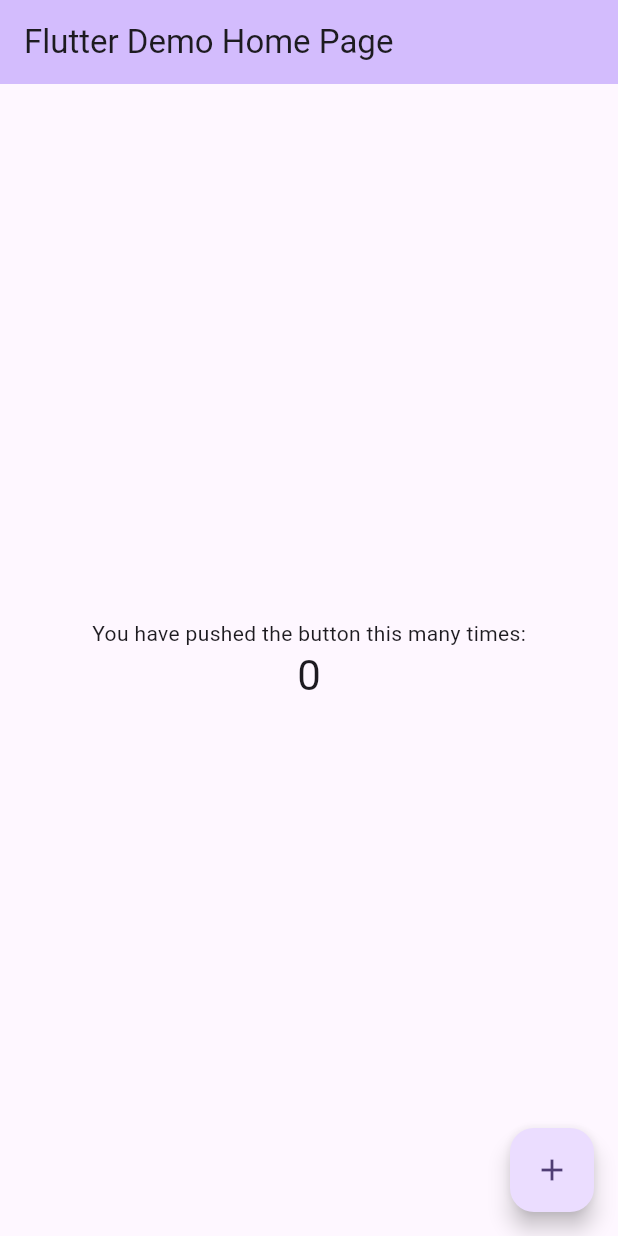
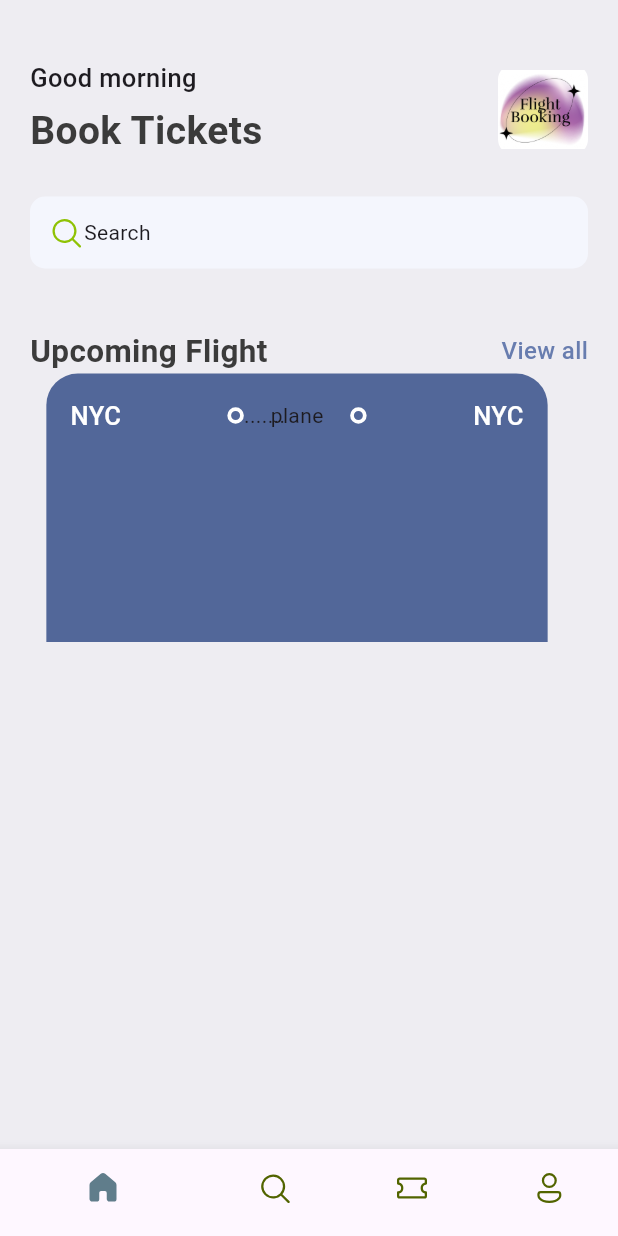
Before and after one commit to Bra-Gabby-Marshal/Flutter-Ticket-App, a Flutter app: the screen it shows after launch, on a phone screen of 412 x 824 dp. Run offline on Flutter 3.47's test engine with Material 3 defaults, Android fonts, the phone set to English and light mode, and no system bars; our stand-ins replace device_preview, fluentui_icons.

Commit message:
new update

```diff
--- a/lib/base/bottom_nav_bar.dart
+++ b/lib/base/bottom_nav_bar.dart
@@ -0,0 +1,76 @@
+import 'package:fluentui_icons/fluentui_icons.dart';
+import 'package:flutter/cupertino.dart';
+import 'package:flutter/material.dart';
+import 'package:my_ticket_app/screens/home_screen.dart';
+
+class BottomNavBar extends StatefulWidget {
+  const BottomNavBar({super.key});
+
+  @override
+  State<BottomNavBar> createState() => _BottomNavBarState();
+}
+
+class _BottomNavBarState extends State<BottomNavBar> {
+  // Declaring list for various screens using index
+  final appScreens = [
+    // const Center(child: Text("Home")),
+    const HomeScreen(),
+    const Center(child: Text("Search")),
+    const Center(child: Text("Tickets")),
+    const Center(child: Text("Profile"))
+  ];
+
+  // Change our index for BottomNavBar
+  int _selectedIndex = 0;
+
+  void _onItemTapped(int index){
+    setState(() {
+      _selectedIndex = index;
+    });
+  }
+
+
+  @override
+  Widget build(BuildContext context) {
+    return Scaffold(
+      // appBar: AppBar(
+      //   title: const Center (
+      //     child: Text("My Tickets"),)
+      // ),
+      body: appScreens[_selectedIndex],
+      bottomNavigationBar: BottomNavigationBar(
+        currentIndex: _selectedIndex,
+        onTap: _onItemTapped,
+        selectedItemColor: Colors.blueGrey,
+        unselectedItemColor: const Color(0xFF526400),
+        showSelectedLabels: false,
+        items: const [
+          // BottomNavigationBarItem(icon: Icon(Icons.home), label: "Home"),
+          // BottomNavigationBarItem(icon: Icon(Icons.search), label: "Search"),
+          // BottomNavigationBarItem(icon: Icon(Icons.airplane_ticket), label: "Tickets"),
+          // BottomNavigationBarItem(icon: Icon(Icons.person), label: "Profile"),
+          BottomNavigationBarItem(
+            icon: Icon(FluentSystemIcons.ic_fluent_home_regular),  // Inactive state icon
+            activeIcon: Icon(FluentSystemIcons.ic_fluent_home_filled),  // Active state icon
+            label: "Home",
+          ),
+          BottomNavigationBarItem(
+            icon: Icon(FluentSystemIcons.ic_fluent_search_regular),  // Inactive state icon
+            activeIcon: Icon(FluentSystemIcons.ic_fluent_search_filled),  // Active state icon
+            label: "Search",
+          ),
+          BottomNavigationBarItem(
+            icon: Icon(FluentSystemIcons.ic_fluent_ticket_regular),  // Inactive state icon
+            activeIcon: Icon(FluentSystemIcons.ic_fluent_ticket_filled),  // Active state icon
+            label: "Tickets",
+          ),
+          BottomNavigationBarItem(
+            icon: Icon(FluentSystemIcons.ic_fluent_person_regular),  // Inactive state icon
+            activeIcon: Icon(FluentSystemIcons.ic_fluent_person_filled),  // Active state icon
+            label: "Profile",
+          ),
+        ],
+      ),
+    );
+  }
+}
--- a/lib/base/res/media.dart
+++ b/lib/base/res/media.dart
@@ -0,0 +1,4 @@
+class AppMedia{
+  static const _baseImage = "assets/images";
+  static const logo = '$_baseImage/logo.png';
+}
--- a/lib/base/res/styles/app_styles.dart
+++ b/lib/base/res/styles/app_styles.dart
@@ -0,0 +1,27 @@
+import 'package:flutter/material.dart';
+
+Color primary = const Color(0xFF687daf);
+
+class AppStyles{
+  static Color primaryColor = primary;
+  static Color bgColor = const Color(0xFFeeedf2);
+  static Color textColor = const Color(0xFF3B3B3B);
+  static Color ticketBlue = const Color(0xFF526799);
+  static TextStyle textStyle = TextStyle(
+      fontSize: 16, color: textColor, fontWeight: FontWeight.w500);
+
+  static TextStyle headLineStyle1 = TextStyle(
+      fontSize: 26,
+      fontWeight: FontWeight.bold,
+      color: textColor);
+
+  static TextStyle headLineStyle2 = TextStyle(
+      fontSize: 21,
+      fontWeight: FontWeight.bold,
+      color: textColor
+  );
+  static TextStyle headLineStyle3 = const TextStyle(
+      fontSize: 17,
+      fontWeight: FontWeight.w500
+  );
+}
--- a/lib/base/widgets/app_double_text.dart
+++ b/lib/base/widgets/app_double_text.dart
@@ -0,0 +1,27 @@
+import 'package:flutter/cupertino.dart';
+import 'package:flutter/material.dart';
+import 'package:my_ticket_app/base/res/styles/app_styles.dart';
+
+class AppDoubleText extends StatelessWidget {
+  const AppDoubleText({super.key, required this.bigText, required this.smallText});
+  final String bigText;
+  final String smallText;
+
+  @override
+  Widget build(BuildContext context) {
+    return Row(
+      mainAxisAlignment: MainAxisAlignment.spaceBetween,
+      children: [
+        Text(bigText, style:AppStyles.headLineStyle2),
+        InkWell(
+          onTap: (){
+
+          },
+          child:Text(smallText, style:AppStyles.textStyle.copyWith(
+            color: AppStyles.primaryColor
+          )),
+        )
+      ],
+    );
+  }
+}
--- /dev/null
+++ b/lib/base/widgets/big_dot.dart
@@ -0,0 +1,17 @@
+import 'package:flutter/cupertino.dart';
+import 'package:flutter/material.dart';
+
+class BigDot extends StatelessWidget {
+  const BigDot({super.key});
+
+  @override
+  Widget build(BuildContext context) {
+    return Container(
+      padding: const EdgeInsets.all(3),
+      decoration: BoxDecoration(
+        border: Border.all(width:2.5, color: Colors.white),
+        borderRadius: BorderRadius.circular(20)
+      ),
+    );
+  }
+}
--- a/lib/base/widgets/ticket_view.dart
+++ b/lib/base/widgets/ticket_view.dart
@@ -0,0 +1,49 @@
+import 'package:flutter/cupertino.dart';
+import 'package:flutter/material.dart';
+import 'package:my_ticket_app/base/res/styles/app_styles.dart';
+import 'package:my_ticket_app/base/widgets/big_dot.dart';
+
+class TicketView extends StatelessWidget {
+  const TicketView({super.key});
+
+  @override
+  Widget build(BuildContext context) {
+    final size = MediaQuery.of(context).size; // Size of the mobile screen
+    return SizedBox(// Making the media query dynamic
+      width: size.width*0.85,
+      height: 179,
+      child: Container(
+        margin: const EdgeInsets.only(right: 16),
+        padding: const EdgeInsets.all(16),
+        decoration: BoxDecoration(
+          color: AppStyles.ticketBlue,
+          borderRadius: const BorderRadius.only(topLeft: Radius.circular(21), topRight: Radius.circular(21))
+        ),
+        child: Column(
+          children: [
+            Row(
+              children: [
+                Text(
+                  "NYC", style: AppStyles.headLineStyle3.copyWith(color: Colors.white),
+                ),
+                Expanded(child: Container()),
+                const BigDot(),
+                Expanded(child: Stack(children: [
+                  SizedBox(
+                    child: Text("......."),
+                  ),
+                  Center(child: Text("plane"),)
+                ],)),
+                const BigDot(),
+                Expanded(child: Container()),
+                Text(
+                  "NYC", style: AppStyles.headLineStyle3.copyWith(color: Colors.white),
+                ),
+              ],
+            )
+          ],
+        ),
+      ),
+    );
+  }
+}
--- a/lib/main.dart
+++ b/lib/main.dart
@@ -1,62 +1,24 @@
 import 'package:device_preview/device_preview.dart';
 import 'package:flutter/material.dart';
+import 'package:my_ticket_app/base/bottom_nav_bar.dart';
 
 void main() {
-  // runApp(
-  //     const MyApp()
-  // );
-
-  runApp(
-      DevicePreview(
-          builder: (context) =>
-              MyApp()
-      )
-  );
+  runApp(DevicePreview(builder: (context) => const MyApp()));
 }
 
 class MyApp extends StatelessWidget {
   const MyApp({super.key});
 
-  // This widget is the root of your application.
   @override
   Widget build(BuildContext context) {
-    return MaterialApp(
-      title: 'Flutter Demo',
-      theme: ThemeData(
-        // This is the theme of your application.
-        //
-        // TRY THIS: Try running your application with "flutter run". You'll see
-        // the application has a purple toolbar. Then, without quitting the app,
-        // try changing the seedColor in the colorScheme below to Colors.green
-        // and then invoke "hot reload" (save your changes or press the "hot
-        // reload" button in a Flutter-supported IDE, or press "r" if you used
-        // the command line to start the app).
-        //
-        // Notice that the counter didn't reset back to zero; the application
-        // state is not lost during the reload. To reset the state, use hot
-        // restart instead.
-        //
-        // This works for code too, not just values: Most code changes can be
-        // tested with just a hot reload.
-        colorScheme: ColorScheme.fromSeed(seedColor: Colors.deepPurple),
-        useMaterial3: true,
-      ),
-      home: const MyHomePage(title: 'Flutter Demo Home Page'),
+    return const MaterialApp(
+      home: BottomNavBar(),
     );
   }
 }
 
 class MyHomePage extends StatefulWidget {
   const MyHomePage({super.key, required this.title});
-
-  // This widget is the home page of your application. It is stateful, meaning
-  // that it has a State object (defined below) that contains fields that affect
-  // how it looks.
-
-  // This class is the configuration for the state. It holds the values (in this
-  // case the title) provided by the parent (in this case the App widget) and
-  // used by the build method of the State. Fields in a Widget subclass are
-  // always marked "final".
 
   final String title;
 
@@ -69,50 +31,19 @@ class _MyHomePageState extends State<MyHomePage> {
 
   void _incrementCounter() {
     setState(() {
-      // This call to setState tells the Flutter framework that something has
-      // changed in this State, which causes it to rerun the build method below
-      // so that the display can reflect the updated values. If we changed
-      // _counter without calling setState(), then the build method would not be
-      // called again, and so nothing would appear to happen.
       _counter++;
     });
   }
 
   @override
   Widget build(BuildContext context) {
-    // This method is rerun every time setState is called, for instance as done
-    // by the _incrementCounter method above.
-    //
-    // The Flutter framework has been optimized to make rerunning build methods
-    // fast, so that you can just rebuild anything that needs updating rather
-    // than having to individually change instances of widgets.
     return Scaffold(
       appBar: AppBar(
-        // TRY THIS: Try changing the color here to a specific color (to
-        // Colors.amber, perhaps?) and trigger a hot reload to see the AppBar
-        // change color while the other colors stay the same.
         backgroundColor: Theme.of(context).colorScheme.inversePrimary,
-        // Here we take the value from the MyHomePage object that was created by
-        // the App.build method, and use it to set our appbar title.
         title: Text(widget.title),
       ),
       body: Center(
-        // Center is a layout widget. It takes a single child and positions it
-        // in the middle of the parent.
         child: Column(
-          // Column is also a layout widget. It takes a list of children and
-          // arranges them vertically. By default, it sizes itself to fit its
-          // children horizontally, and tries to be as tall as its parent.
-          //
-          // Column has various properties to control how it sizes itself and
-          // how it positions its children. Here we use mainAxisAlignment to
-          // center the children vertically; the main axis here is the vertical
-          // axis because Columns are vertical (the cross axis would be
-          // horizontal).
-          //
-          // TRY THIS: Invoke "debug painting" (choose the "Toggle Debug Paint"
-          // action in the IDE, or press "p" in the console), to see the
-          // wireframe for each widget.
           mainAxisAlignment: MainAxisAlignment.center,
           children: <Widget>[
             const Text(
@@ -129,7 +60,7 @@ class _MyHomePageState extends State<MyHomePage> {
         onPressed: _incrementCounter,
         tooltip: 'Increment',
         child: const Icon(Icons.add),
-      ), // This trailing comma makes auto-formatting nicer for build methods.
+      ),
     );
   }
 }
--- a/lib/screens/home_screen.dart
+++ b/lib/screens/home_screen.dart
@@ -0,0 +1,73 @@
+import 'package:fluentui_icons/fluentui_icons.dart';
+import 'package:flutter/cupertino.dart';
+import 'package:flutter/material.dart';
+import 'package:my_ticket_app/base/res/media.dart';
+import 'package:my_ticket_app/base/res/styles/app_styles.dart';
+import 'package:my_ticket_app/base/widgets/app_double_text.dart';
+import 'package:my_ticket_app/base/widgets/ticket_view.dart';
+
+class HomeScreen extends StatelessWidget {
+  const HomeScreen({super.key});
+
+  @override
+  Widget build(BuildContext context) {
+    return Scaffold(
+      // We used a listview because we want to make it scrollable
+      backgroundColor: AppStyles.bgColor,
+      body: ListView(
+        children: [
+          const SizedBox(height: 40),
+          Container(
+            padding: const EdgeInsets.symmetric(horizontal:20),
+            child: Column(
+              children: [
+                Row(
+                  mainAxisAlignment: MainAxisAlignment.spaceBetween,
+                  children: [
+                    Column(
+                      crossAxisAlignment: CrossAxisAlignment.start,
+                      children: [
+                        Text("Good morning", style: AppStyles.headLineStyle3),
+                        const SizedBox(height: 5,),
+                        Text("Book Tickets",
+                            style: AppStyles.headLineStyle1),
+                      ],
+                    ),
+                    Container(
+                      width: 60,
+                      height: 60,
+                      decoration: BoxDecoration(
+                        borderRadius: BorderRadius.circular(10) ,
+                        image: const DecorationImage(
+                          image: AssetImage(AppMedia.logo),
+                        )
+                      ),
+                    )
+                  ],
+                ),
+                const SizedBox(height: 25),
+                Container(
+                  padding: const EdgeInsets.symmetric(horizontal: 12, vertical: 12),
+                  decoration: BoxDecoration(
+                      borderRadius: BorderRadius.circular(10) ,
+                    color: const Color(0xfff4f6fd),
+                  ),
+                  child: const Row(
+                    // mainAxisAlignment: MainAxisAlignment.spaceBetween,
+                    children: [
+                      Icon(FluentSystemIcons.ic_fluent_search_regular, color: Color(0xFF8FC205)),
+                      Text("Search"),
+                    ],
+                  ),
+                ),
+                const SizedBox(height: 40),
+                const AppDoubleText(bigText: 'Upcoming Flight', smallText: 'View all',),
+                const TicketView()
+              ],
+            ),
+          ),
+          ],
+      ),
+    );
+  }
+}
```
Also changed, not shown: pubspec.yaml (+4 -3 lines), assets/images/1728671891322.jpg (added), pubspec.lock.
